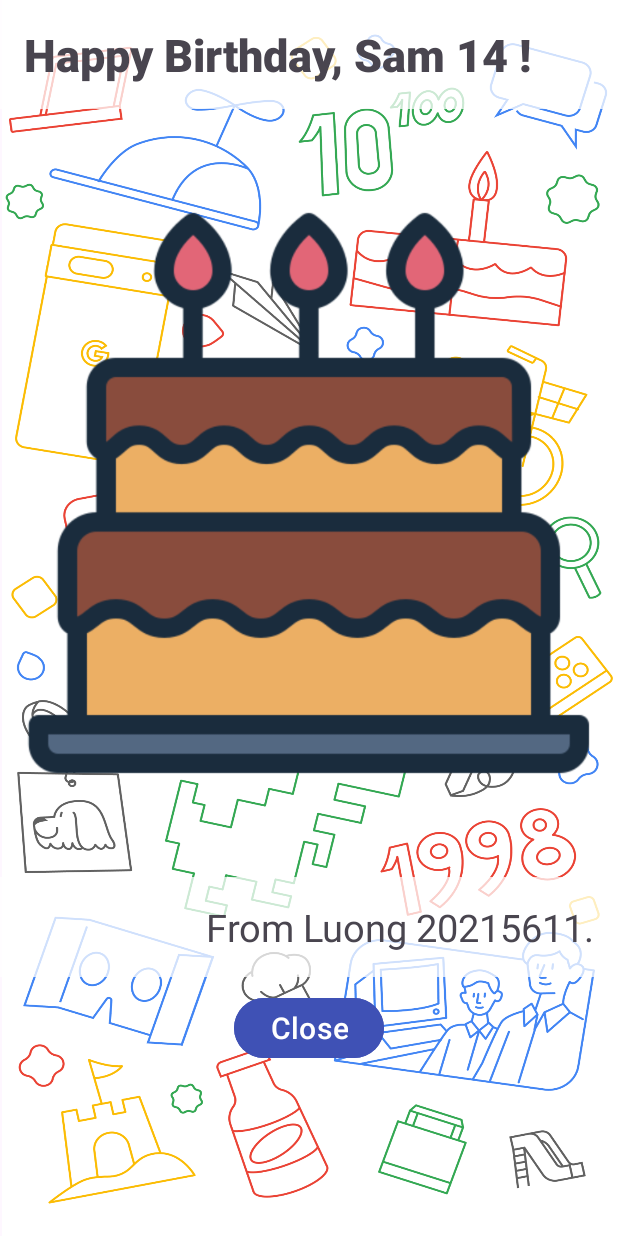
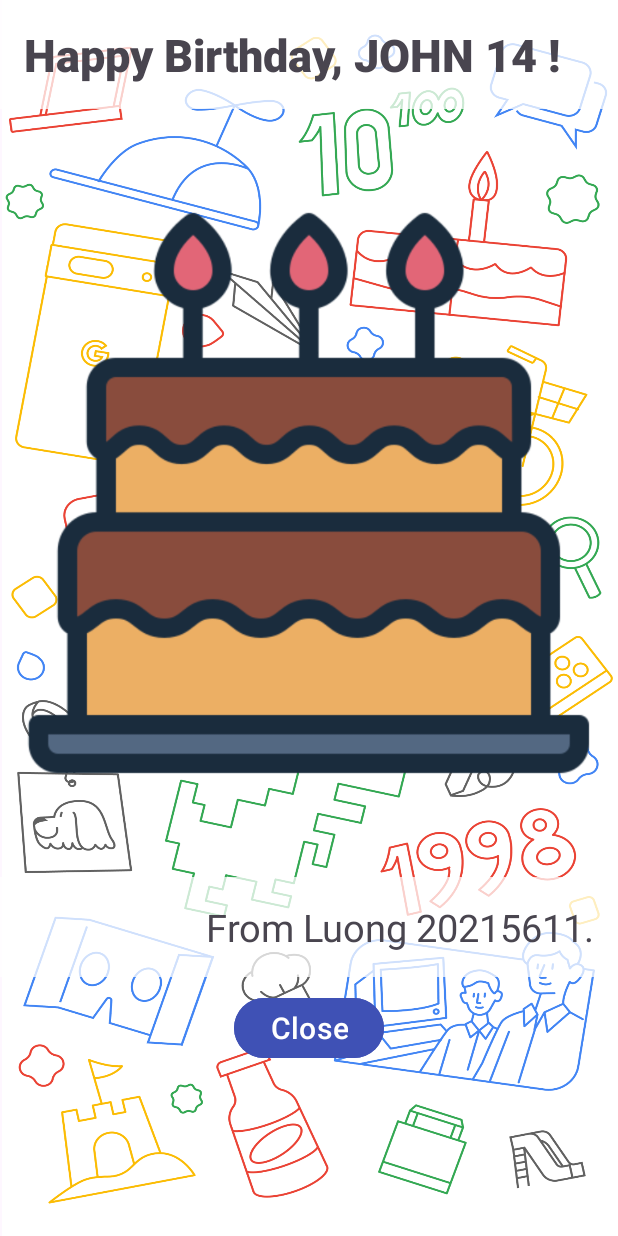
Before and after one commit to tranluong24/BirthdayCard_154058, an Android app: the screen it shows after launch (MainActivity), after a tap on "Open", on a phone screen of 412 x 824 dp. Run offline under Robolectric (Android 15) with nearby library versions, the phone set to English and light mode, and no system bars.

Commit message:
add fun randomName

```diff
--- a/app/src/main/java/android/app/birthdaycard/MainActivity.kt
+++ b/app/src/main/java/android/app/birthdaycard/MainActivity.kt
@@ -11,6 +11,7 @@ import kotlin.random.Random
 class MainActivity : AppCompatActivity() {
 
     private var age: Int = 0;
+    private var name: String = "Sam"
 
     override fun onCreate(savedInstanceState: Bundle?) {
         super.onCreate(savedInstanceState)
@@ -27,14 +28,21 @@ class MainActivity : AppCompatActivity() {
             } else {
                 btn.text = "Close"
                 age = randomAge()
-                text.text = "Happy Birthday, Sam $age !";
+                name = randomName()
+                text.text = "Happy Birthday, $name $age !";
                 imageView.visibility = View.VISIBLE
             }
         }
     }
 
-    fun randomAge(): Int {
+    private fun randomAge(): Int {
         return Random.nextInt(1, 100);
+    }
+
+    private fun randomName(): String {
+        val listName: List<String> = listOf("John", "Jane", "Oggy", "Boby", "Mike");
+        val upperNames = listName.map { it.uppercase() }
+        return upperNames[Random.nextInt(0, 5)]
     }
 
 
```
